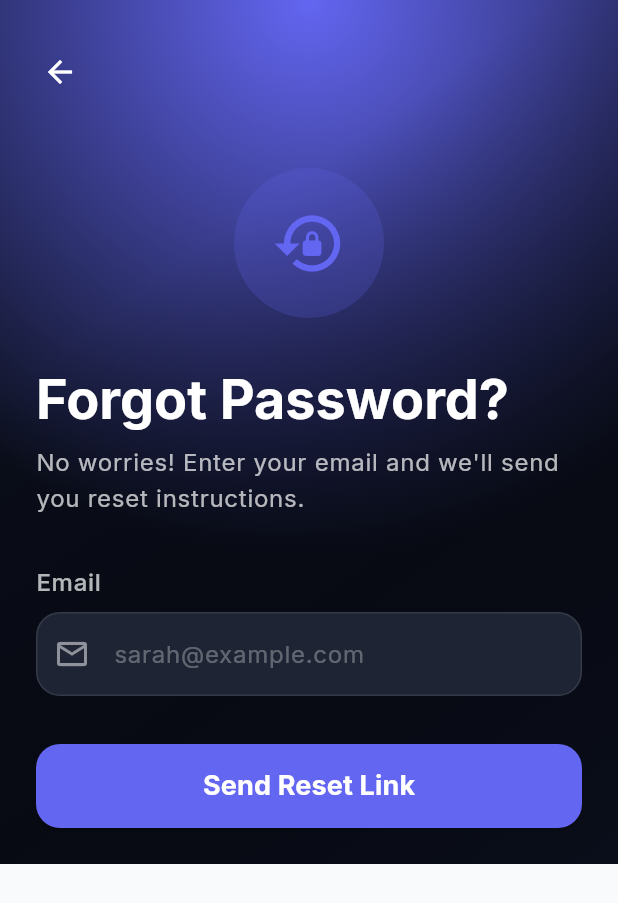
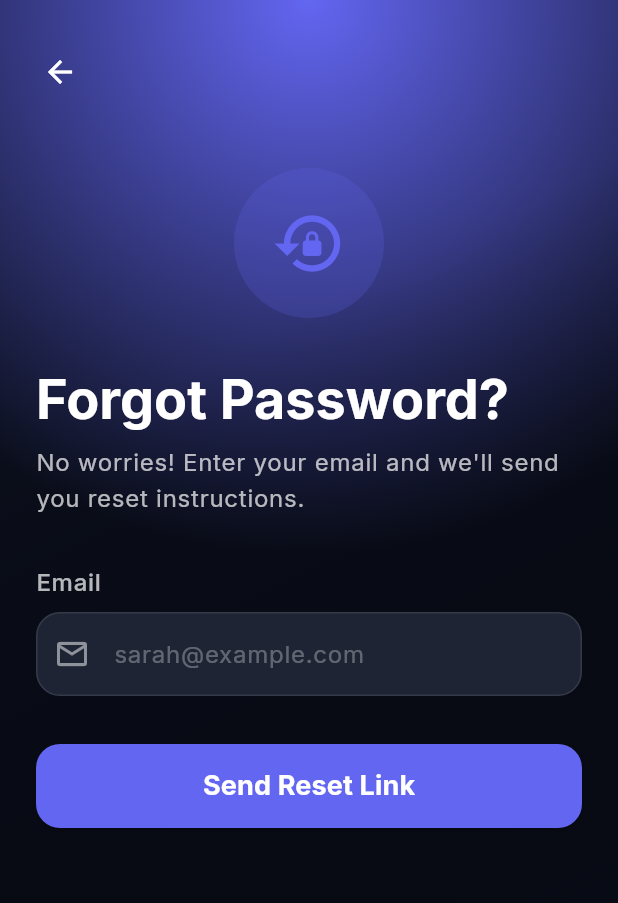
Before and after one commit to merajhossain028/habitstack, a Flutter app: the ForgotPasswordScreen screen opened directly, on a phone screen of 412 x 824 dp. Shown: the top 903 px of the screen. Run offline on Flutter 3.47's test engine with Material 3 defaults, Android fonts, the light colour scheme and no system bars; our stand-ins replace connectivity_plus, drift, flutter_easyloading, flutter_offline, flutter_riverpod, flutter_spinkit and 5 more; missing offline and left inert: fast_cached_network_image; accounts and stored records are empty; generated files the repository leaves out were written again.

Commit message:
fix: forgot pass design issue

```diff
--- a/lib/src/modules/auth/view/forgot_password_screen.dart
+++ b/lib/src/modules/auth/view/forgot_password_screen.dart
@@ -23,6 +23,15 @@ class ForgotPasswordScreen extends ConsumerWidget {
         child: SafeArea(
           child: SingleChildScrollView(
             padding: const EdgeInsets.all(24),
+            child: ConstrainedBox(
+              constraints: BoxConstraints(
+                minHeight:
+                    MediaQuery.of(context).size.height -
+                    MediaQuery.of(context).padding.top -
+                    MediaQuery.of(context).padding.bottom -
+                    48,
+              ),
+              child: IntrinsicHeight(
                 child: Column(
                   crossAxisAlignment: CrossAxisAlignment.start,
                   children: [
@@ -159,6 +168,8 @@ class ForgotPasswordScreen extends ConsumerWidget {
               ),
             ),
           ),
+        ),
+      ),
     );
   }
 }
```
Lines whose indentation alone changed are shown as unchanged.
